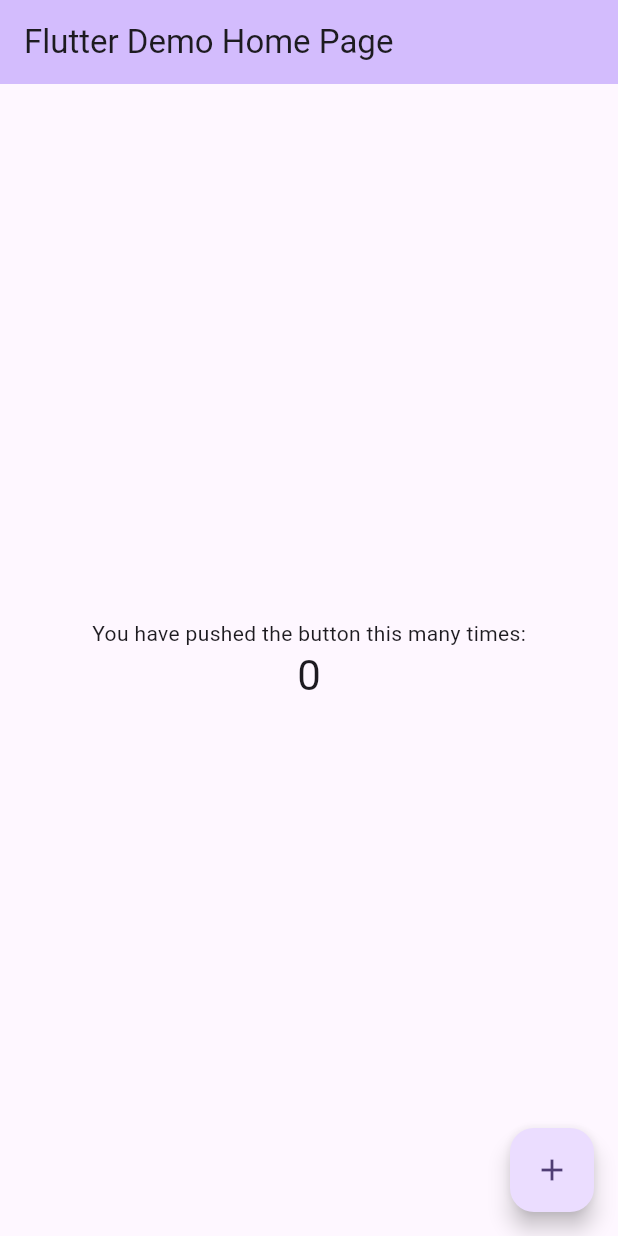
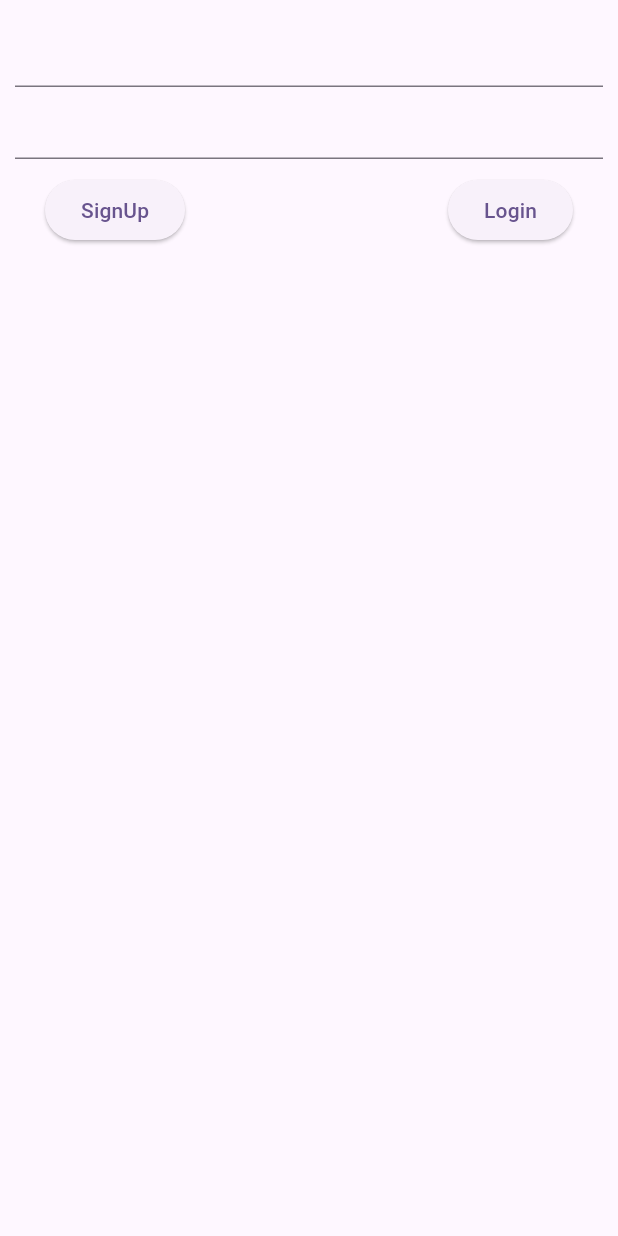
Before and after one commit to JayCyM/jobster, a Flutter app: the screen it shows after launch, on a phone screen of 412 x 824 dp. Run offline on Flutter 3.47's test engine with Material 3 defaults, Android fonts, the phone set to English and light mode, and no system bars; our stand-ins replace flutter_dotenv.

Commit message:
django backend and flutter frontend boilerplates

```diff
--- /dev/null
+++ b/devtools_options.yaml
@@ -0,0 +1,3 @@
+description: This file stores settings for Dart & Flutter DevTools.
+documentation: https://docs.flutter.dev/tools/devtools/extensions#configure-extension-enablement-states
+extensions:
--- a/lib/main.dart
+++ b/lib/main.dart
@@ -1,125 +1,36 @@
 import 'package:flutter/material.dart';
+import 'package:flutter_dotenv/flutter_dotenv.dart';
+import 'package:jobster/pages/authentication/login.dart';
+import 'package:jobster/providers/user_provider.dart';
+import 'package:provider/provider.dart';
 
-void main() {
-  runApp(const MyApp());
+void main() async {
+  WidgetsFlutterBinding.ensureInitialized();
+  await dotenv.load(fileName: ".env");
+  runApp(
+    MultiProvider(
+      providers: [
+        Provider(
+          create: (context) => UserProvider(),
+        )
+      ],
+      child: const MyApp(),
+    ),
+  );
 }
 
 class MyApp extends StatelessWidget {
   const MyApp({super.key});
 
-  // This widget is the root of your application.
   @override
   Widget build(BuildContext context) {
     return MaterialApp(
-      title: 'Flutter Demo',
-      theme: ThemeData(
-        // This is the theme of your application.
-        //
-        // TRY THIS: Try running your application with "flutter run". You'll see
-        // the application has a purple toolbar. Then, without quitting the app,
-        // try changing the seedColor in the colorScheme below to Colors.green
-        // and then invoke "hot reload" (save your changes or press the "hot
-        // reload" button in a Flutter-supported IDE, or press "r" if you used
-        // the command line to start the app).
-        //
-        // Notice that the counter didn't reset back to zero; the application
-        // state is not lost during the reload. To reset the state, use hot
-        // restart instead.
-        //
-        // This works for code too, not just values: Most code changes can be
-        // tested with just a hot reload.
-        colorScheme: ColorScheme.fromSeed(seedColor: Colors.deepPurple),
-        useMaterial3: true,
-      ),
-      home: const MyHomePage(title: 'Flutter Demo Home Page'),
-    );
+        debugShowCheckedModeBanner: false,
+        title: 'Flutter Demo',
+        theme: ThemeData(
+          colorScheme: ColorScheme.fromSeed(seedColor: Colors.deepPurple),
+          useMaterial3: true,
+        ),
+        home: const Login());
   }
 }
-
-class MyHomePage extends StatefulWidget {
-  const MyHomePage({super.key, required this.title});
-
-  // This widget is the home page of your application. It is stateful, meaning
-  // that it has a State object (defined below) that contains fields that affect
-  // how it looks.
-
-  // This class is the configuration for the state. It holds the values (in this
-  // case the title) provided by the parent (in this case the App widget) and
-  // used by the build method of the State. Fields in a Widget subclass are
-  // always marked "final".
-
-  final String title;
-
-  @override
-  State<MyHomePage> createState() => _MyHomePageState();
-}
-
-class _MyHomePageState extends State<MyHomePage> {
-  int _counter = 0;
-
-  void _incrementCounter() {
-    setState(() {
-      // This call to setState tells the Flutter framework that something has
-      // changed in this State, which causes it to rerun the build method below
-      // so that the display can reflect the updated values. If we changed
-      // _counter without calling setState(), then the build method would not be
-      // called again, and so nothing would appear to happen.
-      _counter++;
-    });
-  }
-
-  @override
-  Widget build(BuildContext context) {
-    // This method is rerun every time setState is called, for instance as done
-    // by the _incrementCounter method above.
-    //
-    // The Flutter framework has been optimized to make rerunning build methods
-    // fast, so that you can just rebuild anything that needs updating rather
-    // than having to individually change instances of widgets.
-    return Scaffold(
-      appBar: AppBar(
-        // TRY THIS: Try changing the color here to a specific color (to
-        // Colors.amber, perhaps?) and trigger a hot reload to see the AppBar
-        // change color while the other colors stay the same.
-        backgroundColor: Theme.of(context).colorScheme.inversePrimary,
-        // Here we take the value from the MyHomePage object that was created by
-        // the App.build method, and use it to set our appbar title.
-        title: Text(widget.title),
-      ),
-      body: Center(
-        // Center is a layout widget. It takes a single child and positions it
-        // in the middle of the parent.
-        child: Column(
-          // Column is also a layout widget. It takes a list of children and
-          // arranges them vertically. By default, it sizes itself to fit its
-          // children horizontally, and tries to be as tall as its parent.
-          //
-          // Column has various properties to control how it sizes itself and
-          // how it positions its children. Here we use mainAxisAlignment to
-          // center the children vertically; the main axis here is the vertical
-          // axis because Columns are vertical (the cross axis would be
-          // horizontal).
-          //
-          // TRY THIS: Invoke "debug painting" (choose the "Toggle Debug Paint"
-          // action in the IDE, or press "p" in the console), to see the
-          // wireframe for each widget.
-          mainAxisAlignment: MainAxisAlignment.center,
-          children: <Widget>[
-            const Text(
-              'You have pushed the button this many times:',
-            ),
-            Text(
-              '$_counter',
-              style: Theme.of(context).textTheme.headlineMedium,
-            ),
-          ],
-        ),
-      ),
-      floatingActionButton: FloatingActionButton(
-        onPressed: _incrementCounter,
-        tooltip: 'Increment',
-        child: const Icon(Icons.add),
-      ), // This trailing comma makes auto-formatting nicer for build methods.
-    );
-  }
-}
--- /dev/null
+++ b/lib/pages/authentication/login.dart
@@ -0,0 +1,43 @@
+import 'package:flutter/material.dart';
+
+class Login extends StatefulWidget {
+  const Login({super.key});
+
+  @override
+  State<Login> createState() => _LoginState();
+}
+
+class _LoginState extends State<Login> {
+  @override
+  Widget build(BuildContext context) {
+    return Scaffold(
+      body: SingleChildScrollView(
+        child: Padding(
+          padding: const EdgeInsets.all(10.0),
+          child: Column(
+            mainAxisAlignment: MainAxisAlignment.center,
+            crossAxisAlignment: CrossAxisAlignment.center,
+            children: [
+              SizedBox(),
+              TextField(),
+              TextField(),
+              Padding(
+                padding: const EdgeInsets.symmetric(
+                  horizontal: 20,
+                  vertical: 10.0,
+                ),
+                child: Row(
+                  mainAxisAlignment: MainAxisAlignment.spaceBetween,
+                  children: [
+                    ElevatedButton(onPressed: () {}, child: Text("SignUp")),
+                    ElevatedButton(onPressed: () {}, child: Text("Login")),
+                  ],
+                ),
+              )
+            ],
+          ),
+        ),
+      ),
+    );
+  }
+}
--- /dev/null
+++ b/lib/pages/authentication/signup.dart
@@ -0,0 +1,15 @@
+import 'package:flutter/material.dart';
+
+class Signup extends StatefulWidget {
+  const Signup({super.key});
+
+  @override
+  State<Signup> createState() => _SignupState();
+}
+
+class _SignupState extends State<Signup> {
+  @override
+  Widget build(BuildContext context) {
+    return Scaffold();
+  }
+}
```
Also changed, not shown: lib/pages/home_page.dart (added, +15 -0 lines), lib/providers/theme_provider.dart (added, +14 -0 lines), lib/providers/user_provider.dart (added, +25 -0 lines), pubspec.yaml (+8 -3 lines), pubspec.lock, 1 other file.
